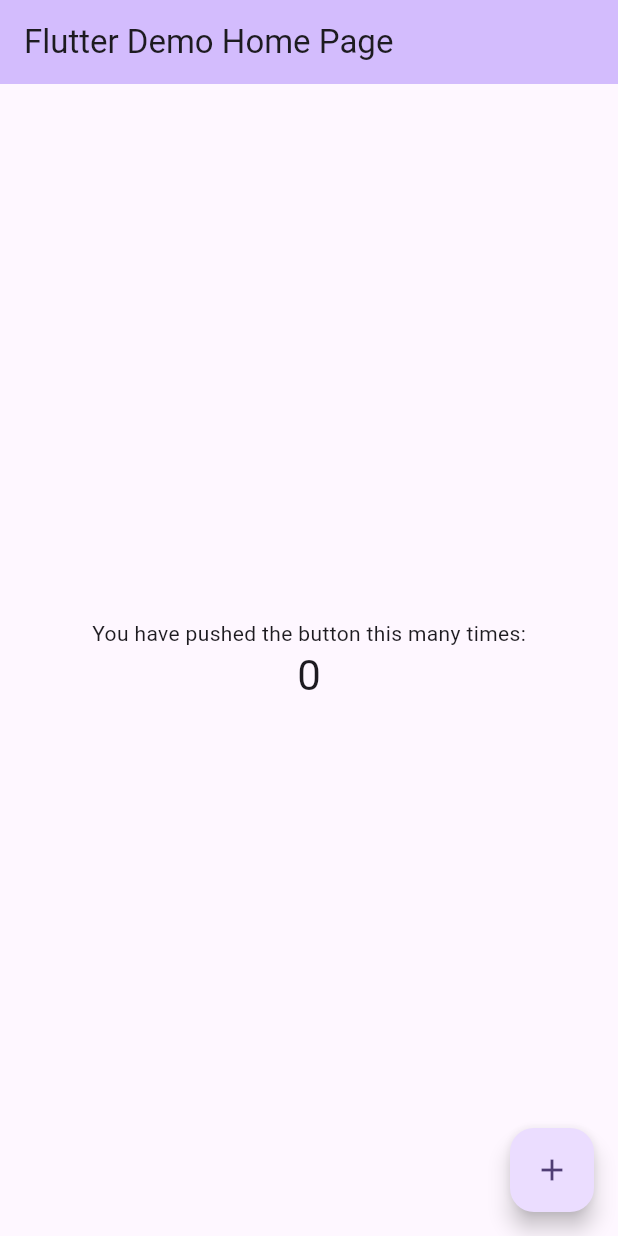
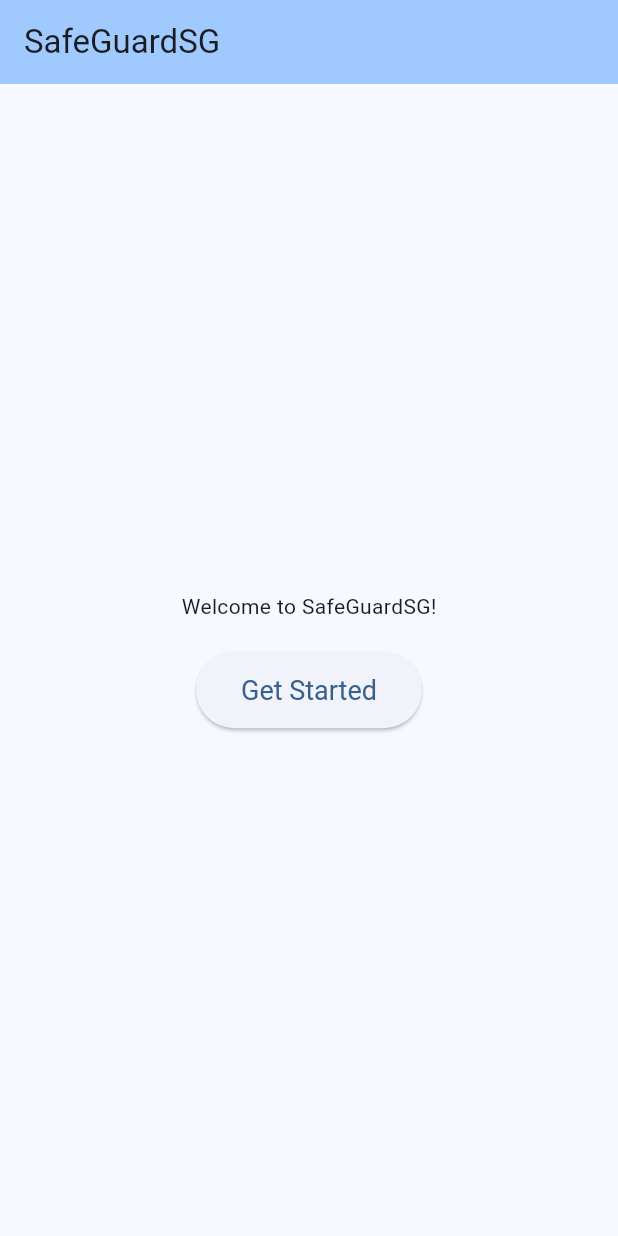
Before and after one commit to ayres-xxvii/safe_guard_sg, a Flutter app: the screen it shows after launch, on a phone screen of 412 x 824 dp. Run offline on Flutter 3.47's test engine with Material 3 defaults, Android fonts, the light colour scheme and no system bars.

Commit message:
changed home page

```diff
--- a/lib/main.dart
+++ b/lib/main.dart
@@ -1,4 +1,6 @@
 import 'package:flutter/material.dart';
+// import 'main_page.dart';
+
 
 void main() {
   runApp(const MyApp());
@@ -7,116 +9,71 @@ void main() {
 class MyApp extends StatelessWidget {
   const MyApp({super.key});
 
-  // This widget is the root of your application.
   @override
   Widget build(BuildContext context) {
     return MaterialApp(
-      title: 'Flutter Demo',
+      title: 'SafeGuardSG',
       theme: ThemeData(
-        // This is the theme of your application.
-        //
-        // TRY THIS: Try running your application with "flutter run". You'll see
-        // the application has a purple toolbar. Then, without quitting the app,
-        // try changing the seedColor in the colorScheme below to Colors.green
-        // and then invoke "hot reload" (save your changes or press the "hot
-        // reload" button in a Flutter-supported IDE, or press "r" if you used
-        // the command line to start the app).
-        //
-        // Notice that the counter didn't reset back to zero; the application
-        // state is not lost during the reload. To reset the state, use hot
-        // restart instead.
-        //
-        // This works for code too, not just values: Most code changes can be
-        // tested with just a hot reload.
-        colorScheme: ColorScheme.fromSeed(seedColor: Colors.deepPurple),
+        colorScheme: ColorScheme.fromSeed(seedColor: Colors.blue),
       ),
-      home: const MyHomePage(title: 'Flutter Demo Home Page'),
+      home: const MyHomePage(title: 'SafeGuardSG'),
     );
   }
 }
 
-class MyHomePage extends StatefulWidget {
+class MyHomePage extends StatelessWidget {
   const MyHomePage({super.key, required this.title});
-
-  // This widget is the home page of your application. It is stateful, meaning
-  // that it has a State object (defined below) that contains fields that affect
-  // how it looks.
-
-  // This class is the configuration for the state. It holds the values (in this
-  // case the title) provided by the parent (in this case the App widget) and
-  // used by the build method of the State. Fields in a Widget subclass are
-  // always marked "final".
 
   final String title;
 
   @override
-  State<MyHomePage> createState() => _MyHomePageState();
+  Widget build(BuildContext context) {
+    return Scaffold(
+      appBar: AppBar(
+        backgroundColor: Theme.of(context).colorScheme.inversePrimary,
+        title: Text(title),
+      ),
+      body: Center(
+        child: Column(
+          mainAxisAlignment: MainAxisAlignment.center,
+          children: <Widget>[
+            const Text('Welcome to SafeGuardSG!'),
+            const SizedBox(height: 20),
+  ElevatedButton(
+  onPressed: () {
+    Navigator.push(
+      context,
+      MaterialPageRoute(builder: (context) => const MainPage()),
+    );
+  },
+  style: ElevatedButton.styleFrom(
+    padding: const EdgeInsets.symmetric(horizontal: 30, vertical: 15),
+    textStyle: const TextStyle(fontSize: 18),
+  ),
+  child: const Text('Get Started'),
+),
+          ],
+        ),
+      ),
+    );
+  }
+
+
 }
 
-class _MyHomePageState extends State<MyHomePage> {
-  int _counter = 0;
-
-  void _incrementCounter() {
-    setState(() {
-      // This call to setState tells the Flutter framework that something has
-      // changed in this State, which causes it to rerun the build method below
-      // so that the display can reflect the updated values. If we changed
-      // _counter without calling setState(), then the build method would not be
-      // called again, and so nothing would appear to happen.
-      _counter++;
-    });
-  }
+// New Page (Main Page)
+class MainPage extends StatelessWidget {
+  const MainPage({super.key});
 
   @override
   Widget build(BuildContext context) {
-    // This method is rerun every time setState is called, for instance as done
-    // by the _incrementCounter method above.
-    //
-    // The Flutter framework has been optimized to make rerunning build methods
-    // fast, so that you can just rebuild anything that needs updating rather
-    // than having to individually change instances of widgets.
     return Scaffold(
       appBar: AppBar(
-        // TRY THIS: Try changing the color here to a specific color (to
-        // Colors.amber, perhaps?) and trigger a hot reload to see the AppBar
-        // change color while the other colors stay the same.
-        backgroundColor: Theme.of(context).colorScheme.inversePrimary,
-        // Here we take the value from the MyHomePage object that was created by
-        // the App.build method, and use it to set our appbar title.
-        title: Text(widget.title),
+        title: const Text('Main Page'),
       ),
-      body: Center(
-        // Center is a layout widget. It takes a single child and positions it
-        // in the middle of the parent.
-        child: Column(
-          // Column is also a layout widget. It takes a list of children and
-          // arranges them vertically. By default, it sizes itself to fit its
-          // children horizontally, and tries to be as tall as its parent.
-          //
-          // Column has various properties to control how it sizes itself and
-          // how it positions its children. Here we use mainAxisAlignment to
-          // center the children vertically; the main axis here is the vertical
-          // axis because Columns are vertical (the cross axis would be
-          // horizontal).
-          //
-          // TRY THIS: Invoke "debug painting" (choose the "Toggle Debug Paint"
-          // action in the IDE, or press "p" in the console), to see the
-          // wireframe for each widget.
-          mainAxisAlignment: MainAxisAlignment.center,
-          children: <Widget>[
-            const Text('You have pushed the button this many times:'),
-            Text(
-              '$_counter',
-              style: Theme.of(context).textTheme.headlineMedium,
-            ),
-          ],
-        ),
+      body: const Center(
+        child: Text('Welcome to the Main Page!', style: TextStyle(fontSize: 20)),
       ),
-      floatingActionButton: FloatingActionButton(
-        onPressed: _incrementCounter,
-        tooltip: 'Increment',
-        child: const Icon(Icons.add),
-      ), // This trailing comma makes auto-formatting nicer for build methods.
     );
   }
 }
```
Also changed, not shown: 1 other file.
